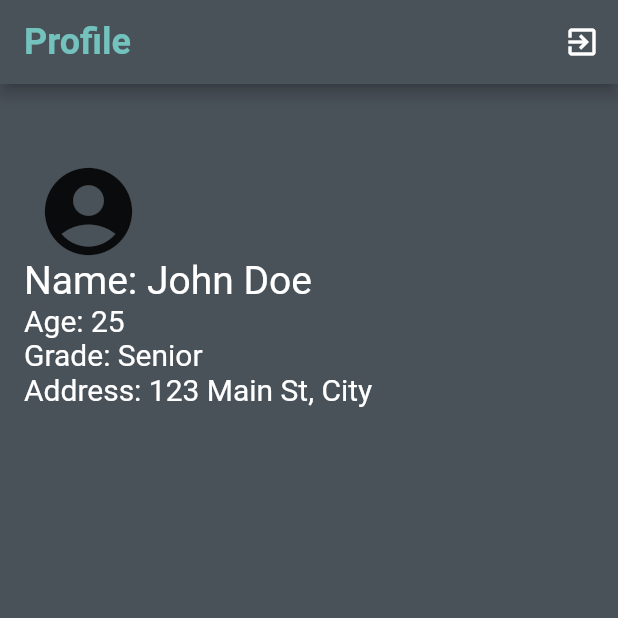
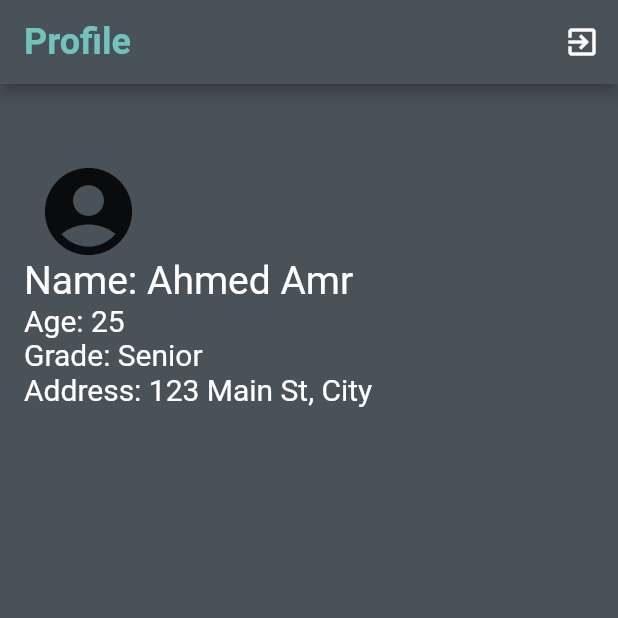
Before and after one commit to aGayar30/Flutter_Carppool_project, a Flutter app: the ProfilePage screen opened directly, on a phone screen of 412 x 824 dp, the top half of it. Run offline on Flutter 3.47's test engine with Material 2 defaults, Android fonts, the phone set to English and light mode, and no system bars; our stand-ins replace firebase_auth, firebase_core; accounts and stored records are empty.

Commit message:
simple changes

```diff
--- a/lib/OrderTracking.dart
+++ b/lib/OrderTracking.dart
@@ -1,5 +1,5 @@
 import 'package:flutter/material.dart';
-import 'Profile.dart'; // Make sure to import your auth.dart file
+import 'Profile.dart';
 
 class OrderTrackingPage extends StatelessWidget {
 
--- a/lib/Profile.dart
+++ b/lib/Profile.dart
@@ -41,7 +41,7 @@ class ProfilePage extends StatelessWidget {
             ),
             SizedBox(height: 26.0),
             Text(
-              'Name: John Doe',
+              'Name: Ahmed Amr',
               style: TextStyle(fontSize: 26,color: Colors.white),
             ),
             Text(
--- a/lib/main.dart
+++ b/lib/main.dart
@@ -1,9 +1,7 @@
 import 'package:firebase_core/firebase_core.dart';
 import 'package:flutter/material.dart';
-import 'package:firebase_auth/firebase_auth.dart';
 import 'package:my_project/auth.dart';
 import 'package:my_project/home.dart';
-import 'package:firebase_core/firebase_core.dart';
 import 'package:my_project/firebase_options.dart';
 
 
```
